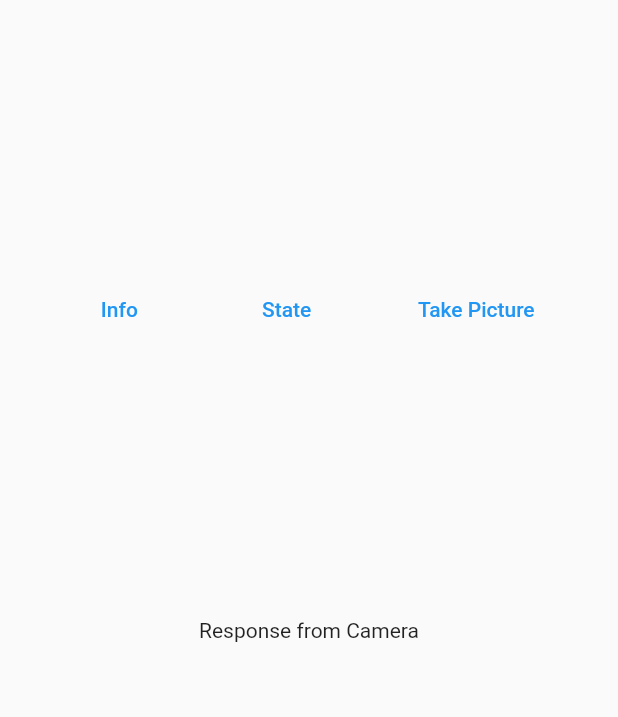
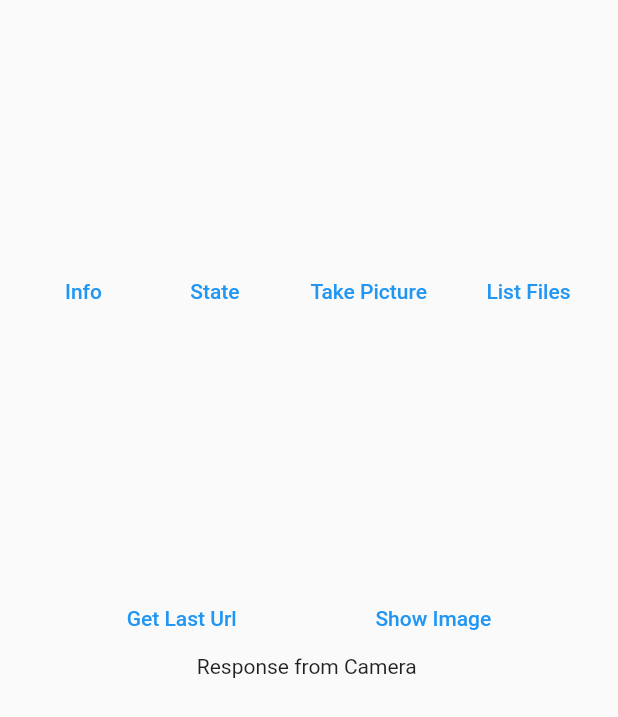
Before and after one commit to caitlynbakery/theta_x_bloc, a Flutter app: the screen it shows after launch, after a tap on "Info", on a phone screen of 412 x 824 dp. Shown: the top 717 px of the screen. Run offline on Flutter 3.47's test engine with Material 2 defaults, Android fonts, the phone set to English and light mode, and no system bars; our stand-ins replace bloc, equatable, flutter_bloc; network calls fail.

Commit message:
added thumbnail image features

```diff
--- a/lib/blocs/theta/theta_bloc.dart
+++ b/lib/blocs/theta/theta_bloc.dart
@@ -13,12 +13,16 @@ class ThetaBloc extends Bloc<ThetaEvent, ThetaState> {
     on<GetInfoEvent>((event, emit) async {
       var url = Uri.parse('http://192.168.1.1/osc/info');
       var response = await http.get(url);
-      emit(ThetaState(message: response.body));
+      var encoder = JsonEncoder.withIndent('  ');
+      var formattedResponse = encoder.convert(jsonDecode(response.body));
+      emit(ThetaState(message: formattedResponse));
     });
     on<GetStateEvent>((event, emit) async {
       var url = Uri.parse('http://192.168.1.1/osc/state');
       var response = await http.post(url);
-      emit(ThetaState(message: response.body));
+      var encoder = JsonEncoder.withIndent('  ');
+      var formattedResponse = encoder.convert(jsonDecode(response.body));
+      emit(ThetaState(message: formattedResponse));
     });
     on<PictureEvent>((event, emit) async {
       var url = Uri.parse('http://192.168.1.1/osc/commands/execute');
@@ -28,5 +32,64 @@ class ThetaBloc extends Bloc<ThetaEvent, ThetaState> {
       var response = await http.post(url, headers: header, body: bodyJson);
       emit(ThetaState(message: response.body));
     });
+    on<ListFilesEvent>((event, emit) async {
+      var url = Uri.parse('http://192.168.1.1/osc/commands/execute');
+      var header = {'Content-Type': 'application/json;charset=utf-8'};
+      var bodyMap = {
+        'name': 'camera.listFiles',
+        'parameters': {
+          'fileType': 'image',
+          'startPosition': 1,
+          'entryCount': 1,
+          'maxThumbSize': 0
+        }
+      };
+      var bodyJson = jsonEncode(bodyMap);
+      var response = await http.post(url, headers: header, body: bodyJson);
+      var encoder = JsonEncoder.withIndent('  ');
+      var formattedResponse = encoder.convert(jsonDecode(response.body));
+      emit(ThetaState(message: formattedResponse));
+    });
+    on<GetLastUrlEvent>((event, emit) async {
+      var url = Uri.parse('http://192.168.1.1/osc/commands/execute');
+      var header = {'Content-Type': 'application/json;charset=utf-8'};
+      var bodyMap = {
+        'name': 'camera.listFiles',
+        'parameters': {
+          'fileType': 'image',
+          'startPosition': 0,
+          'entryCount': 1,
+          'maxThumbSize': 0
+        }
+      };
+      var bodyJson = jsonEncode(bodyMap);
+      var response = await http.post(url, headers: header, body: bodyJson);
+      var thetaFiles = jsonDecode(response.body);
+      var fileUrl = thetaFiles['results']['entries'][0]['fileUrl'];
+      // var encoder = JsonEncoder.withIndent('  ');
+      // var formattedResponse = encoder.convert(jsonDecode(response.body));
+      emit(ThetaState(message: fileUrl));
+    });
+    on<ShowImageEvent>((event, emit) async {
+      var url = Uri.parse('http://192.168.1.1/osc/commands/execute');
+      var header = {'Content-Type': 'application/json;charset=utf-8'};
+      var bodyMap = {
+        'name': 'camera.listFiles',
+        'parameters': {
+          'fileType': 'image',
+          'startPosition': 0,
+          'entryCount': 1,
+          'maxThumbSize': 0
+        }
+      };
+      var bodyJson = jsonEncode(bodyMap);
+      var response = await http.post(url, headers: header, body: bodyJson);
+      var thetaFiles = jsonDecode(response.body);
+
+      var fileUrl = thetaFiles['results']['entries'][0]['fileUrl'];
+      fileUrl = fileUrl + "?type=thumb";
+      emit(ThetaState(
+          message: 'url here', showImage: true, lastImageUrl: fileUrl));
+    });
   }
 }
--- a/lib/blocs/theta/theta_event.dart
+++ b/lib/blocs/theta/theta_event.dart
@@ -13,3 +13,9 @@ class GetInfoEvent extends ThetaEvent {}
 class GetStateEvent extends ThetaEvent {}
 
 class PictureEvent extends ThetaEvent {}
+
+class ListFilesEvent extends ThetaEvent {}
+
+class GetLastUrlEvent extends ThetaEvent {}
+
+class ShowImageEvent extends ThetaEvent {}
--- a/lib/blocs/theta/theta_state.dart
+++ b/lib/blocs/theta/theta_state.dart
@@ -3,8 +3,11 @@ part of 'theta_bloc.dart';
 @immutable
 class ThetaState extends Equatable {
   final String message;
+  final bool showImage;
+  final String lastImageUrl;
 
-  const ThetaState({required this.message});
+  const ThetaState(
+      {required this.message, this.showImage = false, this.lastImageUrl = ""});
 
   factory ThetaState.initial() => ThetaState(message: "Response from Camera");
 
--- a/lib/main.dart
+++ b/lib/main.dart
@@ -39,10 +39,34 @@ class MyApp extends StatelessWidget {
                               context.read<ThetaBloc>().add(PictureEvent());
                             },
                             child: const Text("Take Picture")),
+                        TextButton(
+                            onPressed: () {
+                              context.read<ThetaBloc>().add(ListFilesEvent());
+                            },
+                            child: const Text("List Files")),
                       ],
                     ),
                   ),
-                  Expanded(flex: 4, child: Text(state.message)),
+                  Row(
+                    mainAxisAlignment: MainAxisAlignment.spaceEvenly,
+                    children: [
+                      TextButton(
+                          onPressed: () {
+                            context.read<ThetaBloc>().add(GetLastUrlEvent());
+                          },
+                          child: const Text("Get Last Url")),
+                      TextButton(
+                          onPressed: () {
+                            context.read<ThetaBloc>().add(ShowImageEvent());
+                          },
+                          child: const Text("Show Image")),
+                    ],
+                  ),
+                  Expanded(
+                      flex: 4,
+                      child: state.showImage
+                          ? Image.network(state.lastImageUrl)
+                          : SelectableText(state.message)),
                 ],
               );
             },
```
Also changed, not shown: pubspec.lock, 1 other file.
